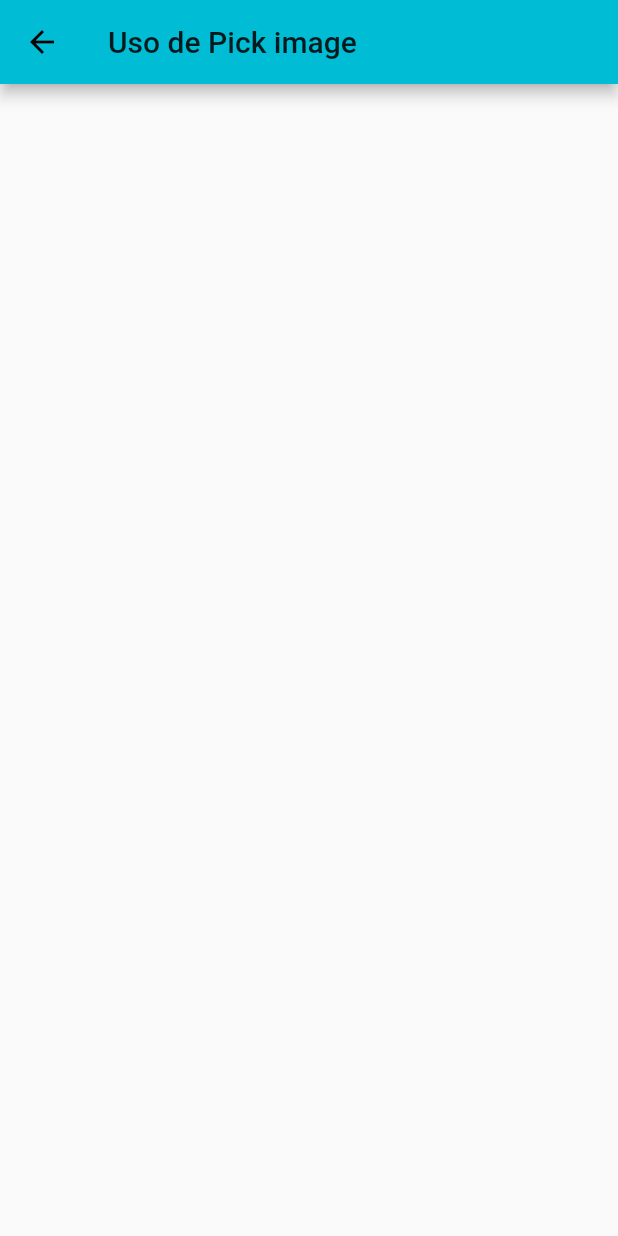
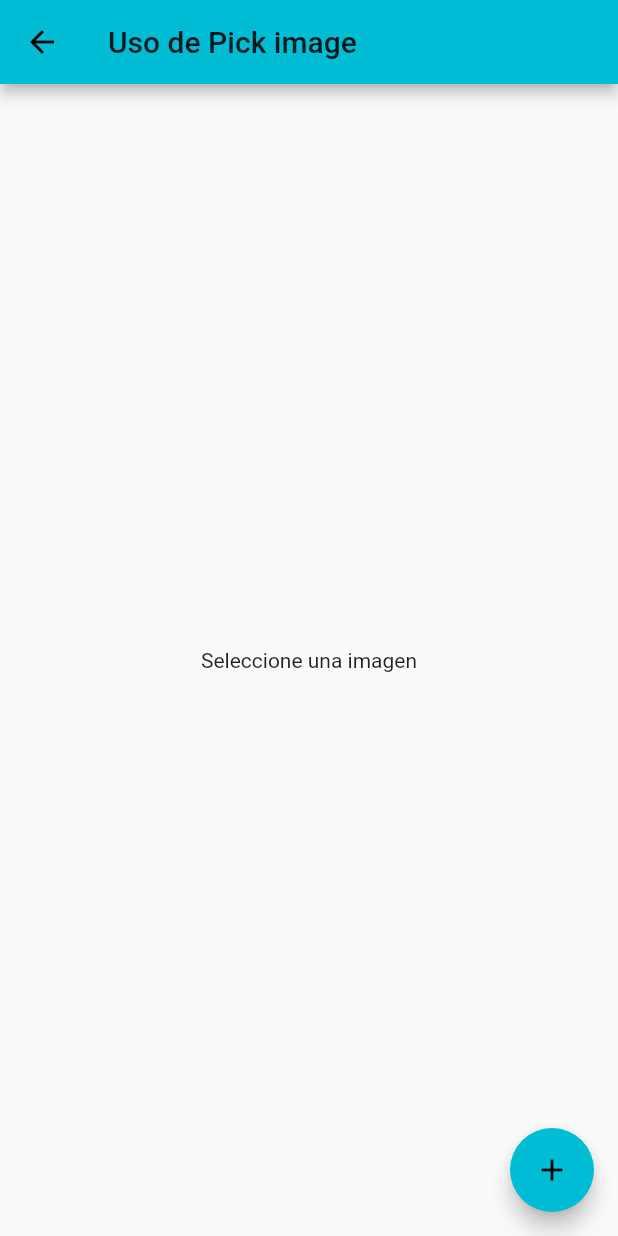
Before and after one commit to Mannlex21/FlutterExamples, a Flutter app: the PickImagePageScreen screen opened by its route, on a phone screen of 412 x 824 dp. Run offline on Flutter 3.47's test engine with Material 2 defaults, Android fonts, the phone set to English and light mode, and no system bars; our stand-ins replace image_picker.

Commit message:
pick image was added

```diff
--- a/lib/src/screens/pickImagePage_screen.dart
+++ b/lib/src/screens/pickImagePage_screen.dart
@@ -1,13 +1,69 @@
+import 'dart:io';
+
 import 'package:flutter/material.dart';
+import 'package:image_picker/image_picker.dart';
 
-class PickImagePageScreen extends StatelessWidget {
+class PickImagePageScreen extends StatefulWidget {
+  const PickImagePageScreen({Key key}) : super(key: key);
+
+  @override
+  _PickImagePageScreen createState() => _PickImagePageScreen();
+}
+
+class _PickImagePageScreen extends State<PickImagePageScreen> {
   @override
   Widget build(BuildContext context) {
     return Scaffold(
       appBar: AppBar(
         title: Text("Uso de Pick image"),
       ),
-      body: Center(),
+      body: Center(
+        child: getImageWidget(),
+      ),
+      floatingActionButton: FloatingActionButton(
+        child: Icon(Icons.add),
+        onPressed: () => _showOptions(context),
+      ),
     );
   }
+
+  Widget getImageWidget() {
+    if (_image == null) {
+      return Text("Seleccione una imagen");
+    } else {
+      return Image.file(_image);
+    }
+  }
+
+  File _image;
+
+  void getImage(ImageSource source) async {
+    var image = await ImagePicker().getImage(source: source);
+
+    setState(() {
+      _image = File(image.path);
+      Navigator.pop(context);
+    });
+  }
+
+  void _showOptions(BuildContext context) {
+    showDialog(
+        context: context,
+        builder: (context) {
+          return SimpleDialog(
+            children: [
+              ListTile(
+                title: Text("Cámara"),
+                leading: Icon(Icons.camera_alt),
+                onTap: () => getImage(ImageSource.camera),
+              ),
+              ListTile(
+                title: Text("Gallery"),
+                leading: Icon(Icons.photo),
+                onTap: () => getImage(ImageSource.gallery),
+              )
+            ],
+          );
+        });
+  }
 }
--- a/pubspec.yaml
+++ b/pubspec.yaml
@@ -28,6 +28,7 @@ dependencies:
   # The following adds the Cupertino Icons font to your application.
   # Use with the CupertinoIcons class for iOS style icons.
   cupertino_icons: ^1.0.0
+  image_picker: ^0.6.7+22
   http: ^0.12.2
 
 dev_dependencies:
```
Also changed, not shown: pubspec.lock.
